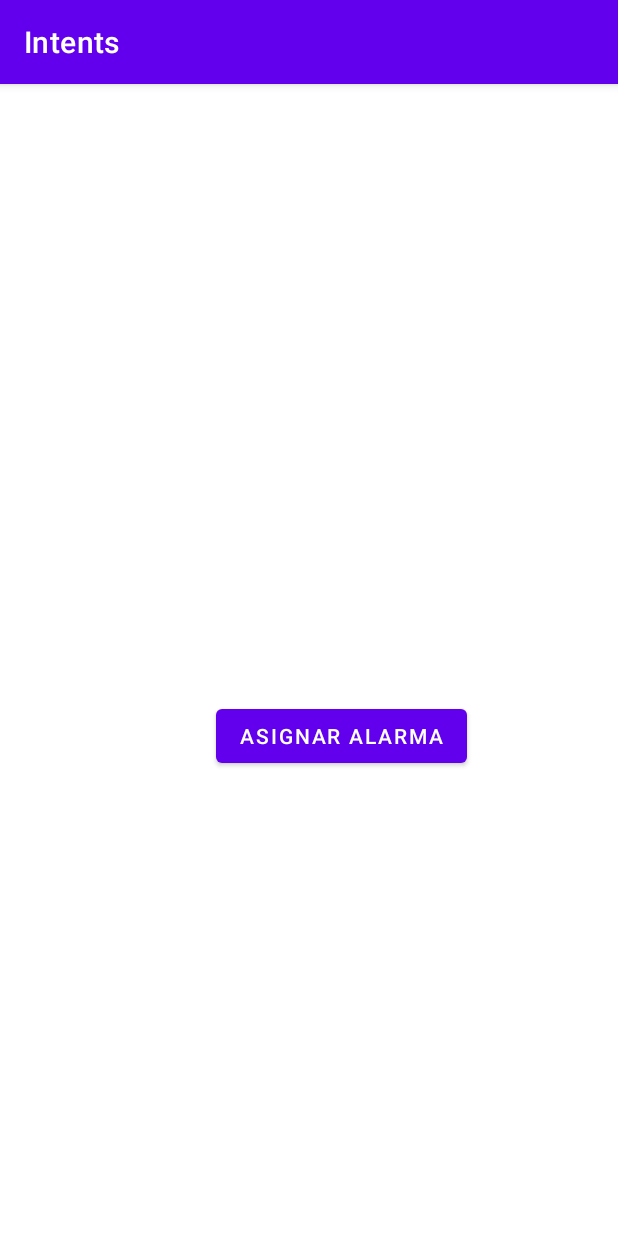
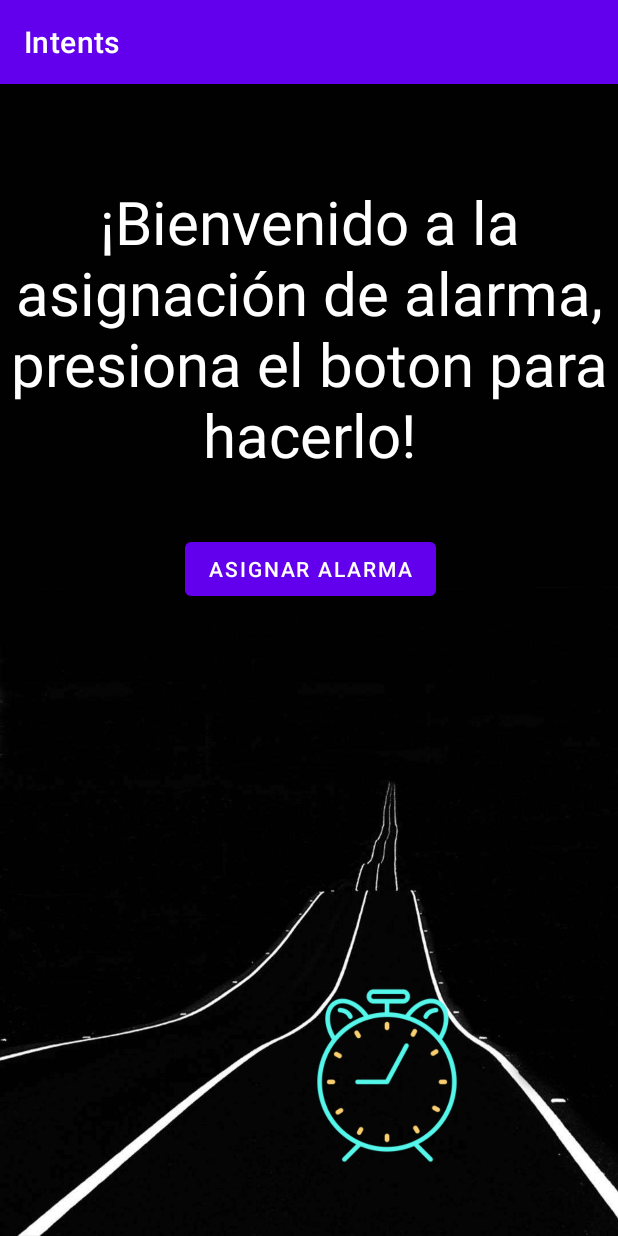
Before and after one commit to stiveng301/Android-Studio-Trabajos, an Android app: the screen it shows after launch (MainActivity), on a phone screen of 412 x 824 dp. Run offline under Robolectric (Android 15) with nearby library versions, the light colour scheme and no system bars.

Commit message:
Intents Trabajo 14/03/2022

```diff
--- a/SEGUNDO CORTE/Intents/app/src/main/res/layout/activity_main.xml
+++ b/SEGUNDO CORTE/Intents/app/src/main/res/layout/activity_main.xml
@@ -4,20 +4,51 @@
     xmlns:tools="http://schemas.android.com/tools"
     android:layout_width="match_parent"
     android:layout_height="match_parent"
-    tools:context=".MainActivity">
+    tools:context=".MainActivity"
+    android:background="@drawable/img">
 
     <Button
         android:id="@+id/Alarma"
         android:layout_width="wrap_content"
         android:layout_height="wrap_content"
-        android:layout_marginStart="142dp"
-        android:layout_marginTop="392dp"
-        android:layout_marginEnd="99dp"
-        android:layout_marginBottom="291dp"
+        android:layout_marginStart="121dp"
+        android:layout_marginTop="299dp"
+        android:layout_marginEnd="120dp"
+        android:layout_marginBottom="384dp"
         android:text="Asignar Alarma"
         app:layout_constraintBottom_toBottomOf="parent"
         app:layout_constraintEnd_toEndOf="parent"
         app:layout_constraintStart_toStartOf="parent"
+        app:layout_constraintTop_toTopOf="parent"
+        app:layout_constraintVertical_bias="0.0" />
+
+    <TextView
+        android:id="@+id/textView"
+        android:gravity="center"
+        android:layout_width="wrap_content"
+        android:layout_height="wrap_content"
+        android:layout_marginTop="65dp"
+        android:layout_marginBottom="40dp"
+        android:text="¡Bienvenido a la asignación de alarma, presiona el boton para hacerlo!"
+        android:textColor="@color/white"
+        android:textSize="40dp"
+        app:layout_constraintBottom_toTopOf="@+id/Alarma"
+        app:layout_constraintEnd_toEndOf="parent"
+        app:layout_constraintStart_toStartOf="parent"
         app:layout_constraintTop_toTopOf="parent" />
 
+    <ImageView
+        android:id="@+id/imageView"
+        android:layout_width="125dp"
+        android:layout_height="146dp"
+        android:layout_marginStart="195dp"
+        android:layout_marginTop="222dp"
+        android:layout_marginEnd="91dp"
+        android:layout_marginBottom="16dp"
+        app:layout_constraintBottom_toBottomOf="parent"
+        app:layout_constraintEnd_toEndOf="parent"
+        app:layout_constraintStart_toStartOf="parent"
+        app:layout_constraintTop_toBottomOf="@+id/Alarma"
+        app:srcCompat="@drawable/img_1" />
+
 </androidx.constraintlayout.widget.ConstraintLayout>
```
Also changed, not shown: SEGUNDO CORTE/Intents/app/src/main/res/drawable/img.png (added), SEGUNDO CORTE/Intents/app/src/main/res/drawable/img_1.png (added).
